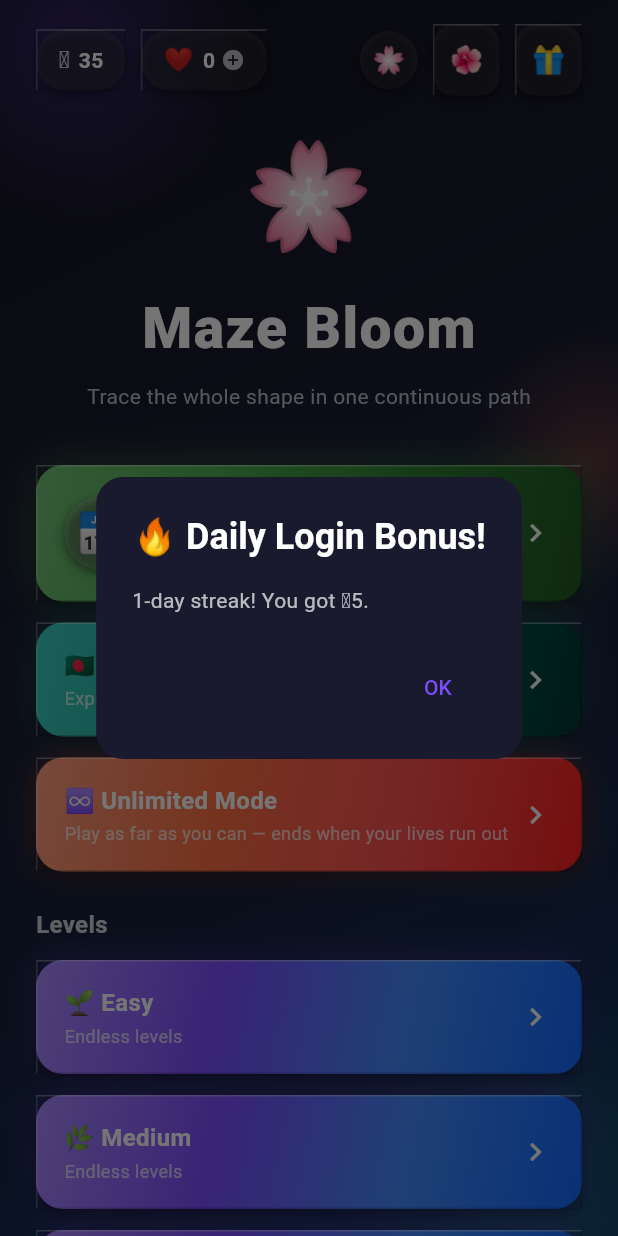
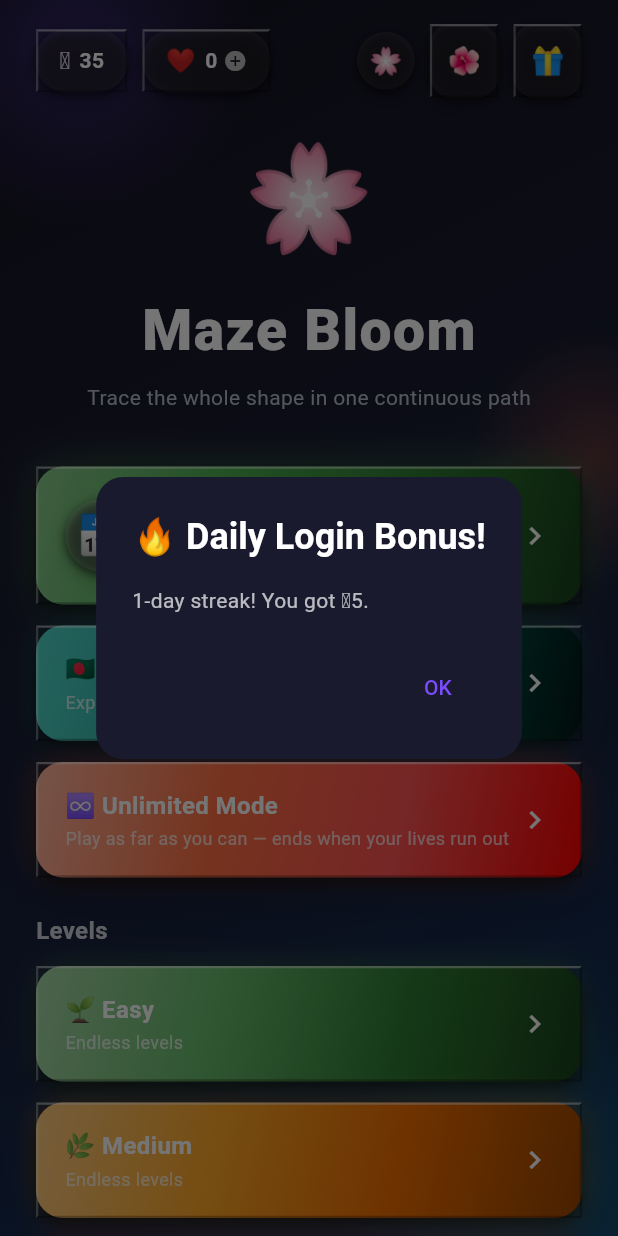
Before and after one commit to mojumder01/Dola-Foundation, a Flutter app: the screen it shows after launch, on a phone screen of 412 x 824 dp. Run offline on Flutter 3.47's test engine with Material 3 defaults, Android fonts, the phone set to English and light mode, and no system bars; our stand-ins replace audioplayers, google_mobile_ads, image_picker, in_app_purchase, shared_preferences.

Commit message:
Give each difficulty level button its own color, deepen 3D effect
Easy/Medium/Hard level buttons on Home all used the same purple-blue
gradient, making them indistinguishable — now green/orange/red per tier.
Also increased the shared ThreeD shadow/bevel intensity (darker drop
shadow, stronger gradient lighten/darken, thicker highlight border) since
the depth effect was too subtle to notice on the dark app background.

```diff
--- a/mazebloom-game/lib/screens/home_screen.dart
+++ b/mazebloom-game/lib/screens/home_screen.dart
@@ -294,7 +294,7 @@ class _HomeScreenState extends State<HomeScreen> {
                     child: _modeButton(
                       '${DifficultyConfig.emoji(d)} ${DifficultyConfig.label(d)}',
                       tr('অসীম সংখ্যক লেভেল', 'Endless levels'),
-                      const [Color(0xFF7C4DFF), Color(0xFF448AFF)],
+                      DifficultyConfig.colors(d),
                       () => _openDifficulty(d),
                     ),
                   ),
--- a/mazebloom-game/lib/utils/difficulty_config.dart
+++ b/mazebloom-game/lib/utils/difficulty_config.dart
@@ -1,5 +1,6 @@
 // Centralizes difficulty-related configuration: labels, emoji, and the
 // formulas that scale maze size and seed per difficulty and level index.
+import 'package:flutter/material.dart';
 import 'app_language.dart';
 import 'shape_factory.dart';
 
@@ -38,6 +39,22 @@ class DifficultyConfig {
         return '🌿';
       case Difficulty.hard:
         return '🌳';
+    }
+  }
+
+  // আগে তিনটা difficulty বাটনেই একই purple-blue color ছিল, easy/medium/hard
+  // আলাদা করা যেত না — এখন প্রতিটার নিজের রঙ (সবুজ=সহজ, কমলা=মাঝারি, লাল=কঠিন)
+  /// Returns the gradient colors representing a difficulty tier's button on
+  /// the home screen (green=easy, amber/orange=medium, red=hard), so the
+  /// three difficulty buttons are visually distinct instead of identical.
+  static List<Color> colors(Difficulty d) {
+    switch (d) {
+      case Difficulty.easy:
+        return const [Color(0xFF66BB6A), Color(0xFF2E7D32)];
+      case Difficulty.medium:
+        return const [Color(0xFFFFA726), Color(0xFFEF6C00)];
+      case Difficulty.hard:
+        return const [Color(0xFFEF5350), Color(0xFFB71C1C)];
     }
   }
 
--- a/mazebloom-game/lib/widgets/three_d_style.dart
+++ b/mazebloom-game/lib/widgets/three_d_style.dart
@@ -16,14 +16,14 @@ class ThreeD {
   static List<BoxShadow> shadow({Color color = Colors.black, double elevation = 8}) {
     return [
       BoxShadow(
-        color: color.withOpacity(0.35),
+        color: color.withOpacity(0.5),
         blurRadius: elevation,
-        offset: Offset(0, elevation * 0.45),
+        offset: Offset(0, elevation * 0.55),
       ),
       BoxShadow(
-        color: color.withOpacity(0.18),
-        blurRadius: elevation * 2.2,
-        offset: Offset(0, elevation * 0.9),
+        color: color.withOpacity(0.28),
+        blurRadius: elevation * 2.6,
+        offset: Offset(0, elevation * 1.1),
       ),
     ];
   }
@@ -49,24 +49,24 @@ class ThreeD {
       return LinearGradient(
         begin: Alignment.topLeft,
         end: Alignment.bottomRight,
-        colors: [_lighten(c, 0.12), c, _darken(c, 0.10)],
+        colors: [_lighten(c, 0.18), c, _darken(c, 0.16)],
       );
     }
     return LinearGradient(
       begin: Alignment.topLeft,
       end: Alignment.bottomRight,
-      colors: [_lighten(colors.first, 0.12), ...colors, _darken(colors.last, 0.10)],
+      colors: [_lighten(colors.first, 0.18), ...colors, _darken(colors.last, 0.16)],
     );
   }
 
   /// A thin semi-transparent top-left highlight border, layered on top of a
   /// gradient/solid fill to fake a beveled edge catching light.
-  static Border bevelBorder({double opacity = 0.35}) {
+  static Border bevelBorder({double opacity = 0.5}) {
     return Border(
-      top: BorderSide(color: Colors.white.withOpacity(opacity), width: 1),
-      left: BorderSide(color: Colors.white.withOpacity(opacity * 0.7), width: 1),
-      right: BorderSide(color: Colors.black.withOpacity(0.18), width: 1),
-      bottom: BorderSide(color: Colors.black.withOpacity(0.18), width: 1),
+      top: BorderSide(color: Colors.white.withOpacity(opacity), width: 1.5),
+      left: BorderSide(color: Colors.white.withOpacity(opacity * 0.7), width: 1.5),
+      right: BorderSide(color: Colors.black.withOpacity(0.28), width: 1.5),
+      bottom: BorderSide(color: Colors.black.withOpacity(0.28), width: 1.5),
     );
   }
 
```
